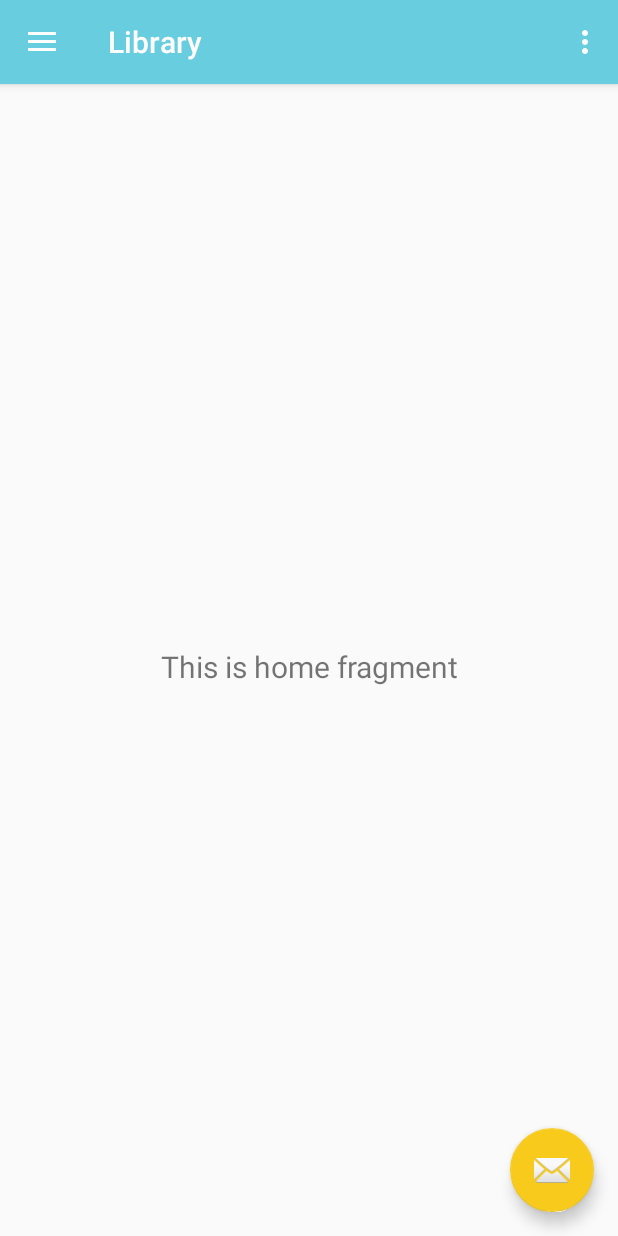
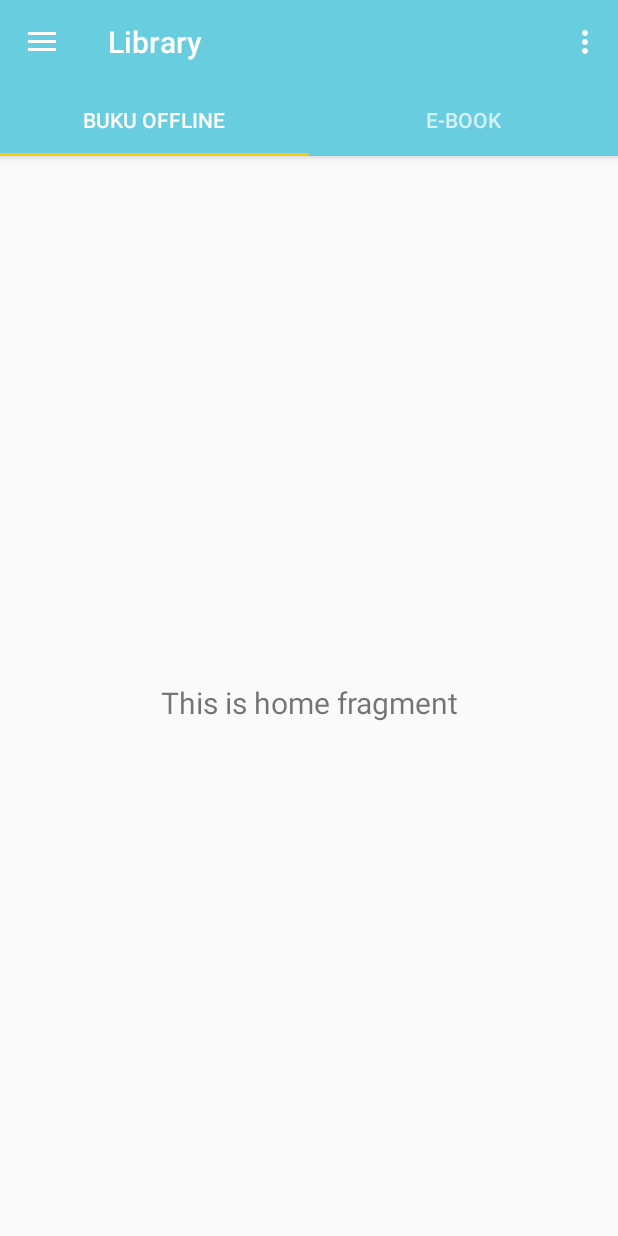
Before and after one commit to wildantf/E-Maos, an Android app: the screen it shows after launch (MainActivity), on a phone screen of 412 x 824 dp. Run offline under Robolectric (Android 15) with nearby library versions, the phone set to English and light mode, and no system bars; our stand-ins replace navigation-ui.

Commit message:
Menambah fragment offline book da ebook (tabbed page)

```diff
--- a/app/build.gradle
+++ b/app/build.gradle
@@ -38,4 +38,5 @@ dependencies {
     androidTestImplementation 'androidx.test.ext:junit:1.1.1'
     androidTestImplementation 'androidx.test.espresso:espresso-core:3.2.0'
     implementation 'org.jetbrains:annotations-java5:15.0'
+    implementation 'androidx.gridlayout:gridlayout:1.0.0'
 }
--- a/app/src/main/java/com/dicoding/picodiploma/e_maos/ui/library/LibraryFragment.java
+++ b/app/src/main/java/com/dicoding/picodiploma/e_maos/ui/library/LibraryFragment.java
@@ -12,19 +12,20 @@ import androidx.fragment.app.Fragment;
 import androidx.lifecycle.Observer;
 import androidx.lifecycle.ViewModelProviders;
 
+import com.dicoding.picodiploma.e_maos.OfflineBook;
 import com.dicoding.picodiploma.e_maos.R;
 
 public class LibraryFragment extends Fragment {
 
-    private LibraryViewModel homeViewModel;
+    private LibraryViewModel libraryViewModel;
 
     public View onCreateView(@NonNull LayoutInflater inflater,
                              ViewGroup container, Bundle savedInstanceState) {
-        homeViewModel =
+        libraryViewModel =
                 ViewModelProviders.of(this).get(LibraryViewModel.class);
         View root = inflater.inflate(R.layout.fragment_library, container, false);
         final TextView textView = root.findViewById(R.id.text_home);
-        homeViewModel.getText().observe(getViewLifecycleOwner(), new Observer<String>() {
+        libraryViewModel.getText().observe(getViewLifecycleOwner(), new Observer<String>() {
             @Override
             public void onChanged(@Nullable String s) {
                 textView.setText(s);
--- a/app/src/main/res/layout/app_bar_main.xml
+++ b/app/src/main/res/layout/app_bar_main.xml
@@ -18,16 +18,24 @@
             android:background="?attr/colorPrimary"
             app:popupTheme="@style/AppTheme.PopupOverlay" />
 
+        <com.google.android.material.tabs.TabLayout
+            android:id="@+id/tabs"
+            android:layout_width="match_parent"
+            android:layout_height="match_parent">
+
+            <com.google.android.material.tabs.TabItem
+                android:layout_width="wrap_content"
+                android:layout_height="wrap_content"
+                android:text="Buku Offline" />
+
+            <com.google.android.material.tabs.TabItem
+                android:layout_width="wrap_content"
+                android:layout_height="wrap_content"
+                android:text="E-Book" />
+        </com.google.android.material.tabs.TabLayout>
+
     </com.google.android.material.appbar.AppBarLayout>
 
     <include layout="@layout/content_main" />
 
-    <com.google.android.material.floatingactionbutton.FloatingActionButton
-        android:id="@+id/fab"
-        android:layout_width="wrap_content"
-        android:layout_height="wrap_content"
-        android:layout_gravity="bottom|end"
-        android:layout_margin="@dimen/fab_margin"
-        app:srcCompat="@android:drawable/ic_dialog_email" />
-
 </androidx.coordinatorlayout.widget.CoordinatorLayout>
--- a/app/src/main/res/layout/content_main.xml
+++ b/app/src/main/res/layout/content_main.xml
@@ -17,4 +17,9 @@
         app:layout_constraintRight_toRightOf="parent"
         app:layout_constraintTop_toTopOf="parent"
         app:navGraph="@navigation/mobile_navigation" />
+    <androidx.viewpager.widget.ViewPager
+        android:id="@+id/viewpager"
+        android:layout_width="match_parent"
+        android:layout_height="match_parent">
+    </androidx.viewpager.widget.ViewPager>
 </androidx.constraintlayout.widget.ConstraintLayout>
--- a/app/src/main/res/layout/fragment_about.xml
+++ b/app/src/main/res/layout/fragment_about.xml
@@ -51,7 +51,7 @@
         app:layout_constraintTop_toBottomOf="@+id/textView11"
         tools:ignore="MissingConstraints" />
 
-    <view
+    <TextView
         android:id="@+id/view2"
         android:layout_width="match_parent"
         android:layout_height="1dp"
--- a/app/src/main/res/values/styles.xml
+++ b/app/src/main/res/values/styles.xml
@@ -8,7 +8,7 @@
         <item name="colorAccent">@color/colorAccent</item>
     </style>
 
-    <style name="AppTheme.NoActionBar" parent="Theme.AppCompat.Light.DarkActionBar">
+    <style name="AppTheme.NoActionBar" parent="Theme.AppCompat.Light.NoActionBar">
         <item name="windowActionBar">false</item>
         <item name="windowNoTitle">true</item>
         <item name="colorPrimaryDark">@color/colorPrimaryDark</item>
```
Also changed, not shown: app/src/main/java/com/dicoding/picodiploma/e_maos/Ebook.java (added, +27 -0 lines), app/src/main/java/com/dicoding/picodiploma/e_maos/OfflineBook.java (added, +27 -0 lines), app/src/main/java/com/dicoding/picodiploma/e_maos/tabpagerAdapter.java (added, +42 -0 lines), app/src/main/res/layout/fragment_ebook.xml (added, +16 -0 lines), app/src/main/res/layout/fragment_offline_book.xml (added, +197 -0 lines).
